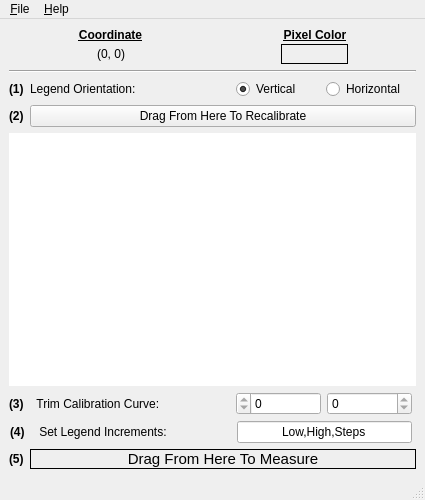
Old version of the form mainwindow.ui in the repository scimulate/PlotVISOR.
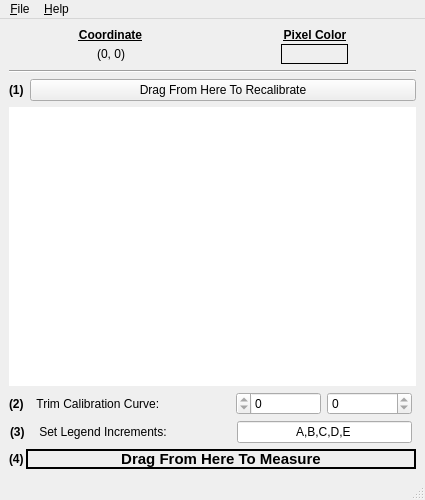
New version of the form. Custom widgets are drawn as their Qt base class.

Patch:
```diff
--- a/mainwindow.ui
+++ b/mainwindow.ui
@@ -27,6 +27,22 @@
   </property>
   <widget class="QWidget" name="centralwidget">
    <layout class="QGridLayout" name="gridLayout">
+    <item row="3" column="0">
+     <widget class="QChartView" name="graphicsView">
+      <property name="sizePolicy">
+       <sizepolicy hsizetype="Expanding" vsizetype="Preferred">
+        <horstretch>0</horstretch>
+        <verstretch>0</verstretch>
+       </sizepolicy>
+      </property>
+      <property name="frameShape">
+       <enum>QFrame::NoFrame</enum>
+      </property>
+      <property name="frameShadow">
+       <enum>QFrame::Plain</enum>
+      </property>
+     </widget>
+    </item>
     <item row="0" column="0">
      <layout class="QVBoxLayout" name="verticalLayout">
       <property name="spacing">
@@ -194,113 +210,6 @@
      </widget>
     </item>
     <item row="2" column="0">
-     <layout class="QHBoxLayout" name="horizontalLayout_3">
-      <item>
-       <widget class="QLabel" name="label_3">
-        <property name="sizePolicy">
-         <sizepolicy hsizetype="Fixed" vsizetype="Preferred">
-          <horstretch>0</horstretch>
-          <verstretch>0</verstretch>
-         </sizepolicy>
-        </property>
-        <property name="font">
-         <font>
-          <weight>75</weight>
-          <bold>true</bold>
-         </font>
-        </property>
-        <property name="text">
-         <string>(1)</string>
-        </property>
-       </widget>
-      </item>
-      <item>
-       <widget class="QLabel" name="radioOrientationText">
-        <property name="minimumSize">
-         <size>
-          <width>200</width>
-          <height>0</height>
-         </size>
-        </property>
-        <property name="maximumSize">
-         <size>
-          <width>170</width>
-          <height>16777215</height>
-         </size>
-        </property>
-        <property name="font">
-         <font>
-          <weight>50</weight>
-          <bold>false</bold>
-         </font>
-        </property>
-        <property name="text">
-         <string>Legend Orientation:</string>
-        </property>
-        <property name="alignment">
-         <set>Qt::AlignLeading|Qt::AlignLeft|Qt::AlignVCenter</set>
-        </property>
-       </widget>
-      </item>
-      <item>
-       <widget class="QRadioButton" name="radioVert">
-        <property name="sizePolicy">
-         <sizepolicy hsizetype="Fixed" vsizetype="Fixed">
-          <horstretch>0</horstretch>
-          <verstretch>0</verstretch>
-         </sizepolicy>
-        </property>
-        <property name="minimumSize">
-         <size>
-          <width>80</width>
-          <height>0</height>
-         </size>
-        </property>
-        <property name="maximumSize">
-         <size>
-          <width>85</width>
-          <height>16777215</height>
-         </size>
-        </property>
-        <property name="layoutDirection">
-         <enum>Qt::LeftToRight</enum>
-        </property>
-        <property name="text">
-         <string>Vertical</string>
-        </property>
-        <property name="checked">
-         <bool>true</bool>
-        </property>
-       </widget>
-      </item>
-      <item>
-       <widget class="QRadioButton" name="radioHorz">
-        <property name="sizePolicy">
-         <sizepolicy hsizetype="Fixed" vsizetype="Fixed">
-          <horstretch>0</horstretch>
-          <verstretch>0</verstretch>
-         </sizepolicy>
-        </property>
-        <property name="minimumSize">
-         <size>
-          <width>90</width>
-          <height>0</height>
-         </size>
-        </property>
-        <property name="maximumSize">
-         <size>
-          <width>90</width>
-          <height>16777215</height>
-         </size>
-        </property>
-        <property name="text">
-         <string>Horizontal</string>
-        </property>
-       </widget>
-      </item>
-     </layout>
-    </item>
-    <item row="3" column="0">
      <layout class="QHBoxLayout" name="horizontalLayout_4">
       <item>
        <widget class="QLabel" name="label">
@@ -317,7 +226,7 @@
          </font>
         </property>
         <property name="text">
-         <string>(2)</string>
+         <string>(1)</string>
         </property>
        </widget>
       </item>
@@ -343,22 +252,6 @@
      </layout>
     </item>
     <item row="4" column="0">
-     <widget class="QChartView" name="graphicsView">
-      <property name="sizePolicy">
-       <sizepolicy hsizetype="Expanding" vsizetype="Preferred">
-        <horstretch>0</horstretch>
-        <verstretch>0</verstretch>
-       </sizepolicy>
-      </property>
-      <property name="frameShape">
-       <enum>QFrame::NoFrame</enum>
-      </property>
-      <property name="frameShadow">
-       <enum>QFrame::Plain</enum>
-      </property>
-     </widget>
-    </item>
-    <item row="5" column="0">
      <layout class="QHBoxLayout" name="horizontalLayoutCalibration">
       <item>
        <widget class="QLabel" name="label_6">
@@ -375,7 +268,7 @@
          </font>
         </property>
         <property name="text">
-         <string>(3)</string>
+         <string>(2)</string>
         </property>
        </widget>
       </item>
@@ -466,6 +359,67 @@
      </layout>
     </item>
     <item row="6" column="0">
+     <layout class="QHBoxLayout" name="horizontalLayout">
+      <property name="spacing">
+       <number>2</number>
+      </property>
+      <item>
+       <widget class="QLabel" name="label_4">
+        <property name="font">
+         <font>
+          <weight>75</weight>
+          <bold>true</bold>
+         </font>
+        </property>
+        <property name="text">
+         <string>(4)</string>
+        </property>
+       </widget>
+      </item>
+      <item>
+       <widget class="QLabel" name="labelValue">
+        <property name="sizePolicy">
+         <sizepolicy hsizetype="Expanding" vsizetype="Fixed">
+          <horstretch>0</horstretch>
+          <verstretch>0</verstretch>
+         </sizepolicy>
+        </property>
+        <property name="minimumSize">
+         <size>
+          <width>0</width>
+          <height>20</height>
+         </size>
+        </property>
+        <property name="maximumSize">
+         <size>
+          <width>16777215</width>
+          <height>20</height>
+         </size>
+        </property>
+        <property name="font">
+         <font>
+          <pointsize>11</pointsize>
+          <weight>75</weight>
+          <bold>true</bold>
+         </font>
+        </property>
+        <property name="frameShape">
+         <enum>QFrame::Box</enum>
+        </property>
+        <property name="lineWidth">
+         <number>2</number>
+        </property>
+        <property name="text">
+         <string>Drag From Here To Measure</string>
+        </property>
+        <property name="alignment">
+         <set>Qt::AlignCenter</set>
+        </property>
+       </widget>
+      </item>
+     </layout>
+    </item>
+    <item row="5" column="0">
      <layout class="QHBoxLayout" name="horizontalLayout_2">
       <property name="spacing">
        <number>0</number>
@@ -485,7 +439,7 @@
          </font>
         </property>
         <property name="text">
-         <string>(4)</string>
+         <string>(3)</string>
         </property>
        </widget>
       </item>
@@ -547,65 +501,7 @@
          <set>Qt::ImhFormattedNumbersOnly</set>
         </property>
         <property name="text">
-         <string>Low,High,Steps</string>
-        </property>
-        <property name="alignment">
-         <set>Qt::AlignCenter</set>
-        </property>
-       </widget>
-      </item>
-     </layout>
-    </item>
-    <item row="7" column="0">
-     <layout class="QHBoxLayout" name="horizontalLayout">
-      <item>
-       <widget class="QLabel" name="label_4">
-        <property name="font">
-         <font>
-          <weight>75</weight>
-          <bold>true</bold>
-         </font>
-        </property>
-        <property name="text">
-         <string>(5)</string>
-        </property>
-       </widget>
-      </item>
-      <item>
-       <widget class="QLabel" name="labelValue">
-        <property name="sizePolicy">
-         <sizepolicy hsizetype="Expanding" vsizetype="Fixed">
-          <horstretch>0</horstretch>
-          <verstretch>0</verstretch>
-         </sizepolicy>
-        </property>
-        <property name="minimumSize">
-         <size>
-          <width>0</width>
-          <height>20</height>
-         </size>
-        </property>
-        <property name="maximumSize">
-         <size>
-          <width>16777215</width>
-          <height>20</height>
-         </size>
-        </property>
-        <property name="font">
-         <font>
-          <pointsize>11</pointsize>
-          <weight>50</weight>
-          <bold>false</bold>
-         </font>
-        </property>
-        <property name="frameShape">
-         <enum>QFrame::Box</enum>
-        </property>
-        <property name="lineWidth">
-         <number>1</number>
-        </property>
-        <property name="text">
-         <string>Drag From Here To Measure</string>
+         <string>A,B,C,D,E</string>
         </property>
         <property name="alignment">
          <set>Qt::AlignCenter</set>
```
